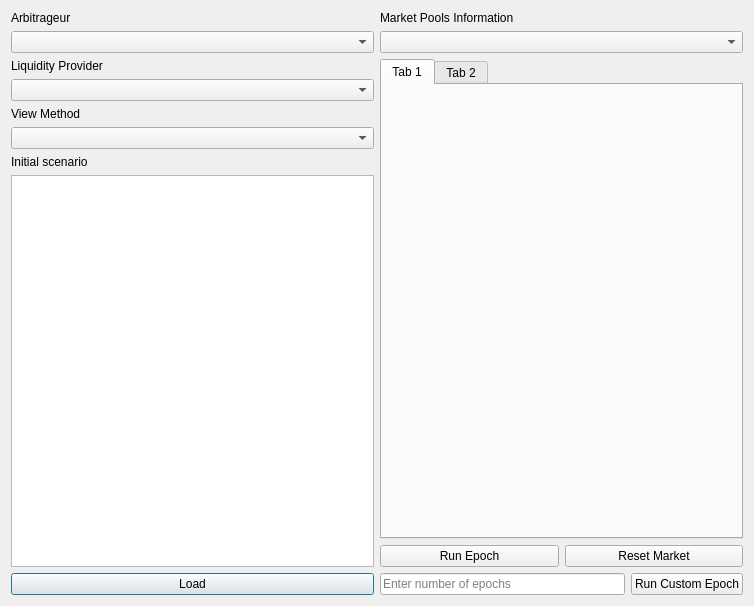
Before: the Qt Designer form SimulationPlayground.ui in LiquidityProtocol/AMM-Simulator, drawn with Qt 5.
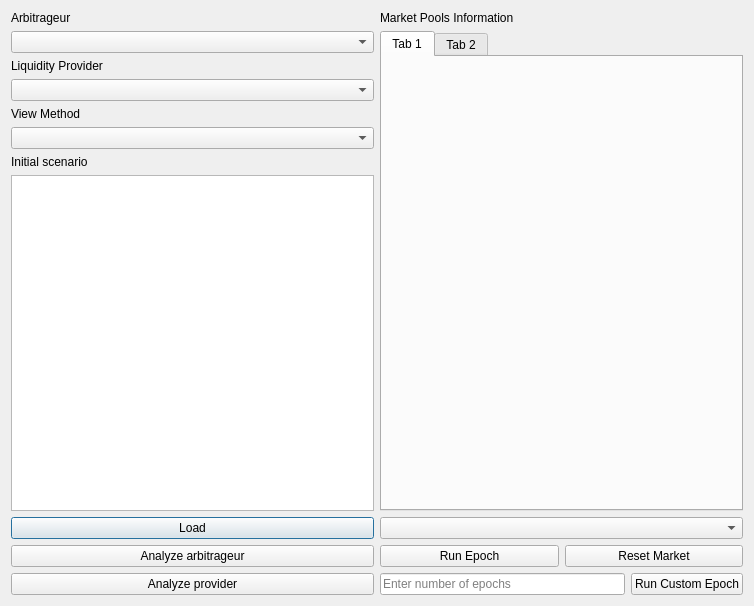
After: the same form once the commit is applied.

Diff of the .ui file:
```diff
--- a/SimulationPlayground.ui
+++ b/SimulationPlayground.ui
@@ -77,6 +77,20 @@
          </property>
         </widget>
        </item>
+       <item>
+        <widget class="QPushButton" name="pushButton_analyze_arbitrager">
+         <property name="text">
+          <string>Analyze arbitrageur</string>
+         </property>
+        </widget>
+       </item>
+       <item>
+        <widget class="QPushButton" name="pushButton_analyze_provider">
+         <property name="text">
+          <string>Analyze provider</string>
+         </property>
+        </widget>
+       </item>
       </layout>
      </item>
     </layout>
@@ -90,13 +104,6 @@
        </property>
       </widget>
      </item>
-     <item>
-      <widget class="QComboBox" name="pool_comboBox">
-       <property name="placeholderText">
-        <string>Select Pool</string>
-       </property>
-      </widget>
-     </item>
      <item>
       <widget class="QTabWidget" name="tabWidget">
        <widget class="QWidget" name="tab">
@@ -111,6 +118,13 @@
        </widget>
       </widget>
      </item>
+     <item>
+      <widget class="QComboBox" name="pool_comboBox">
+       <property name="placeholderText">
+        <string>Select Pool</string>
+       </property>
+      </widget>
+     </item>
      <item>
       <layout class="QHBoxLayout" name="horizontalLayout_2">
        <item>
```
